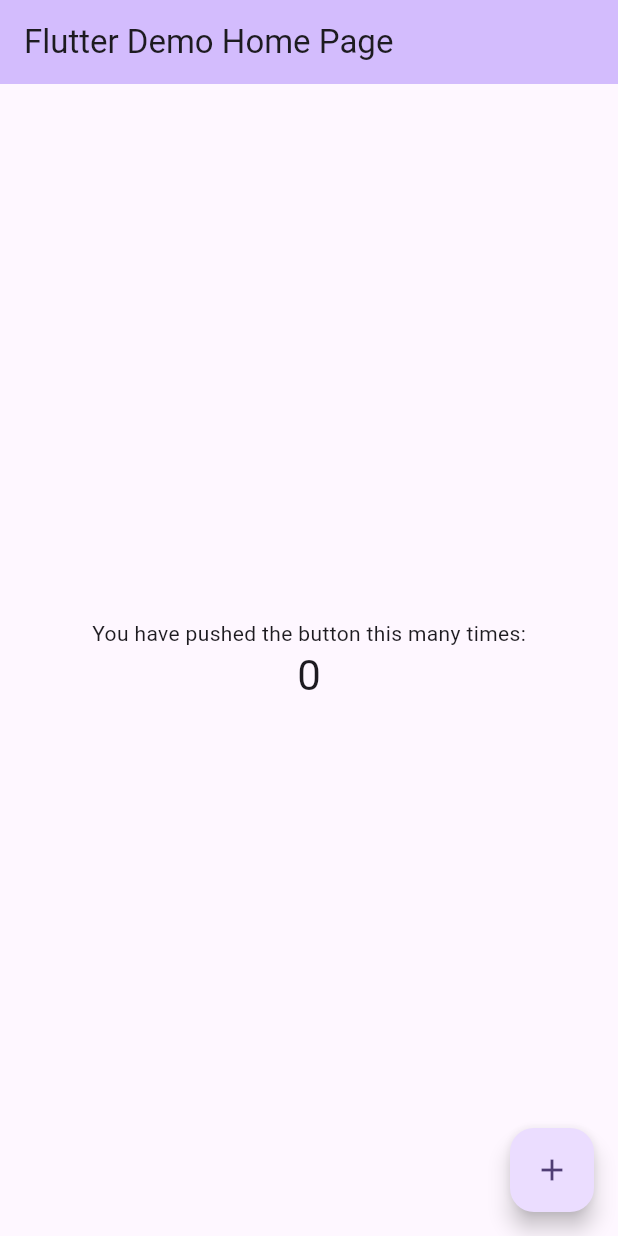
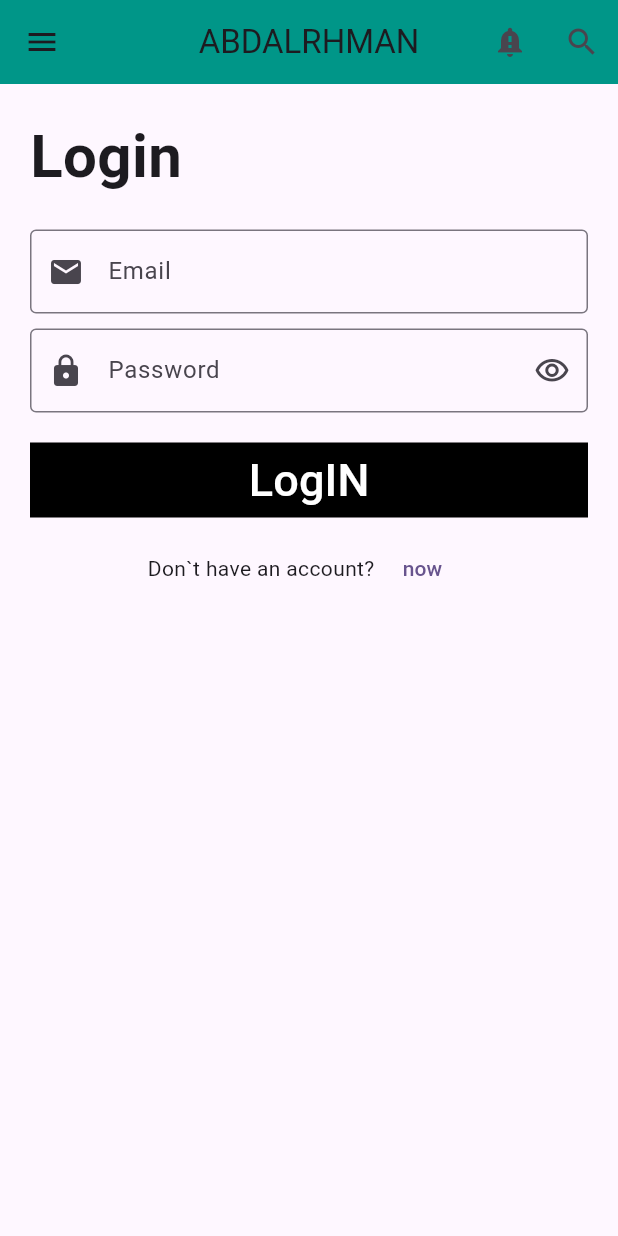
Before and after one commit to AbdalrhmanCR7/social_app, a Flutter app: the screen it shows after launch, on a phone screen of 412 x 824 dp. Run offline on Flutter 3.47's test engine with Material 3 defaults, Android fonts, the phone set to English and light mode, and no system bars; our stand-ins replace firebase_core; accounts and stored records are empty.

Commit message:
This new code

```diff
--- a/lib/main.dart
+++ b/lib/main.dart
@@ -1,6 +1,7 @@
 import 'package:flutter/material.dart';
 import 'package:social_app/firebase_options.dart';
 import 'package:firebase_core/firebase_core.dart';
+import 'package:social_app/social_app/social_media_app.dart';
 
 void main() async{
   WidgetsFlutterBinding.ensureInitialized();
@@ -37,95 +38,8 @@ class MyApp extends StatelessWidget {
         colorScheme: ColorScheme.fromSeed(seedColor: Colors.deepPurple),
         useMaterial3: true,
       ),
-      home: const MyHomePage(title: 'Flutter Demo Home Page'),
+      debugShowCheckedModeBanner: false,
+      home:  loginscreen(),
     );
   }
 }
-
-class MyHomePage extends StatefulWidget {
-  const MyHomePage({super.key, required this.title});
-
-  // This widget is the home page of your application. It is stateful, meaning
-  // that it has a State object (defined below) that contains fields that affect
-  // how it looks.
-
-  // This class is the configuration for the state. It holds the values (in this
-  // case the title) provided by the parent (in this case the App widget) and
-  // used by the build method of the State. Fields in a Widget subclass are
-  // always marked "final".
-
-  final String title;
-
-  @override
-  State<MyHomePage> createState() => _MyHomePageState();
-}
-
-class _MyHomePageState extends State<MyHomePage> {
-  int _counter = 0;
-
-  void _incrementCounter() {
-    setState(() {
-      // This call to setState tells the Flutter framework that something has
-      // changed in this State, which causes it to rerun the build method below
-      // so that the display can reflect the updated values. If we changed
-      // _counter without calling setState(), then the build method would not be
-      // called again, and so nothing would appear to happen.
-      _counter++;
-    });
-  }
-
-  @override
-  Widget build(BuildContext context) {
-    // This method is rerun every time setState is called, for instance as done
-    // by the _incrementCounter method above.
-    //
-    // The Flutter framework has been optimized to make rerunning build methods
-    // fast, so that you can just rebuild anything that needs updating rather
-    // than having to individually change instances of widgets.
-    return Scaffold(
-      appBar: AppBar(
-        // TRY THIS: Try changing the color here to a specific color (to
-        // Colors.amber, perhaps?) and trigger a hot reload to see the AppBar
-        // change color while the other colors stay the same.
-        backgroundColor: Theme.of(context).colorScheme.inversePrimary,
-        // Here we take the value from the MyHomePage object that was created by
-        // the App.build method, and use it to set our appbar title.
-        title: Text(widget.title),
-      ),
-      body: Center(
-        // Center is a layout widget. It takes a single child and positions it
-        // in the middle of the parent.
-        child: Column(
-          // Column is also a layout widget. It takes a list of children and
-          // arranges them vertically. By default, it sizes itself to fit its
-          // children horizontally, and tries to be as tall as its parent.
-          //
-          // Column has various properties to control how it sizes itself and
-          // how it positions its children. Here we use mainAxisAlignment to
-          // center the children vertically; the main axis here is the vertical
-          // axis because Columns are vertical (the cross axis would be
-          // horizontal).
-          //
-          // TRY THIS: Invoke "debug painting" (choose the "Toggle Debug Paint"
-          // action in the IDE, or press "p" in the console), to see the
-          // wireframe for each widget.
-          mainAxisAlignment: MainAxisAlignment.center,
-          children: <Widget>[
-            const Text(
-              'You have pushed the button this many times:',
-            ),
-            Text(
-              '$_counter',
-              style: Theme.of(context).textTheme.headlineMedium,
-            ),
-          ],
-        ),
-      ),
-      floatingActionButton: FloatingActionButton(
-        onPressed: _incrementCounter,
-        tooltip: 'Increment',
-        child: const Icon(Icons.add),
-      ), // This trailing comma makes auto-formatting nicer for build methods.
-    );
-  }
-}
--- /dev/null
+++ b/lib/modules/componests/componests.dart
@@ -0,0 +1,63 @@
+
+import 'package:flutter/material.dart';
+
+ Widget defaultButton ({
+  double width =double.infinity,
+  Color background = Colors.black,
+  bool isUpprCsae =true,
+  double radius =0.0,
+  required String  text,
+   required Function function ,}) =>
+    Container(
+      width: width,
+      height: 50.0,
+
+      child: MaterialButton(
+          onPressed: ( ){function();},
+
+        child: Text(
+          isUpprCsae ? text.toUpperCase(): text,
+
+          style: TextStyle(
+            color:Colors.white,
+            fontSize: 30,
+          ),
+        ),
+
+      ),
+      decoration:BoxDecoration(
+        borderRadius: BorderRadius.circular(
+          radius,
+        ),
+        color : background,
+
+      )
+    );
+Widget defoultbTextFormField(
+{
+ required TextEditingController controller,
+ required  TextInputType type,
+ required String ? Function (String? value) validate,
+  required String label,
+  required IconData prifix,
+  bool isPassword=false,
+   IconData? suffix,
+  Function ? suffixPresert,
+
+})=> TextFormField(
+controller: controller,
+keyboardType: type,
+  obscureText: isPassword ,
+  validator: ( String?value) =>validate (value),
+decoration: InputDecoration(
+
+ labelText:  label,
+  prefixIcon:Icon(prifix) ,
+  suffixIcon: suffix!=null? IconButton
+    (onPressed: () { suffixPresert!(); },
+    icon: Icon(suffix)
+  )
+      :null,
+border:OutlineInputBorder(),
+),
+);
--- /dev/null
+++ b/lib/shared/componests/componests.dart
@@ -0,0 +1 @@
+// TODO Implement this library.
--- a/lib/social_app/social_media_app.dart
+++ b/lib/social_app/social_media_app.dart
@@ -0,0 +1,129 @@
+
+import 'package:flutter/material.dart';
+import 'package:social_app/modules/componests/componests.dart';
+
+class loginscreen extends StatefulWidget {
+  @override
+  State<loginscreen> createState() => _loginscreenState();
+}
+
+class _loginscreenState extends State<loginscreen> {
+  var emailController = TextEditingController();
+  var passwordController = TextEditingController();
+  var formkey = GlobalKey<FormState>();
+  bool ispassword = true;
+
+  @override
+  Widget build(BuildContext context) {
+    return Scaffold(
+      appBar: AppBar(
+        backgroundColor: Colors.teal,
+        leading: const Icon(
+          Icons.menu,
+        ),
+        title: Text('ABDALRHMAN'),
+        centerTitle: true,
+        actions: [
+          IconButton(
+            icon: const Icon(
+              Icons.notification_important,
+            ),
+            onPressed: () {
+              print('abd');
+            },
+          ),
+          IconButton(
+            icon: Icon(
+              Icons.search,
+            ),
+            onPressed: () {
+              print('abd');
+            },
+          ),
+        ],
+      ),
+      body:Padding(
+        padding: EdgeInsets.all(20.0),
+        child: Form(
+          key: formkey,
+          child: Column(
+            crossAxisAlignment: CrossAxisAlignment.start,
+            children: [
+              Text(
+                "Login",
+                style: TextStyle(
+                  fontSize: 40,
+                  fontWeight: FontWeight.bold,
+                ),
+              ),
+              SizedBox(height: 20),
+
+              defoultbTextFormField(
+                controller: emailController,
+                label: 'Email',
+                prifix: Icons.email,
+                type: TextInputType.emailAddress,
+                validate: (value) {
+                  if (value!.isEmpty) {
+                    return 'password is must not be empty';
+                  }
+                  return null;
+                },
+              ),
+              SizedBox(height: 10),
+
+              defoultbTextFormField(
+                  controller: passwordController,
+                  label: 'Password',
+                  prifix: Icons.lock,
+                  type: TextInputType.visiblePassword,
+                  isPassword: ispassword,
+                  suffix:
+                      ispassword ? Icons.visibility_outlined : Icons.visibility,
+                  suffixPresert: () {
+                    setState(() {
+                      ispassword = !ispassword;
+                    });
+                  },
+                  validate: (value) {
+                    if (value!.isEmpty) {
+                      return 'password is must not be empty';
+                    }
+                    return null;
+                  }),
+              SizedBox(height: 20),
+// هاد تابع مستعا من صفحة عامل فيها زر ال لوك ان
+              // ريسبل كومبوننت
+
+              defaultButton(
+                text: 'LogIN',
+                isUpprCsae: false,
+                //radius: 10.0,
+                function: () {
+                  if (formkey.currentState!.validate()) {
+                    print(emailController.text);
+                    print(passwordController.text);
+                  }
+                },
+              ),
+              SizedBox(height: 10),
+
+              Row(
+                mainAxisAlignment: MainAxisAlignment.center,
+                children: [
+                  Text('Don`t have an account?'),
+                  TextButton(
+                    onPressed: () {},
+                    child: Text(
+                      'now',
+                    ),
+                  ),
+                ],
+              ),
+            ],
+          ),
+        ),
+      ),
+    );
+  }
+}
```
Also changed, not shown: lib/modules/componests/constants.dart (added).
